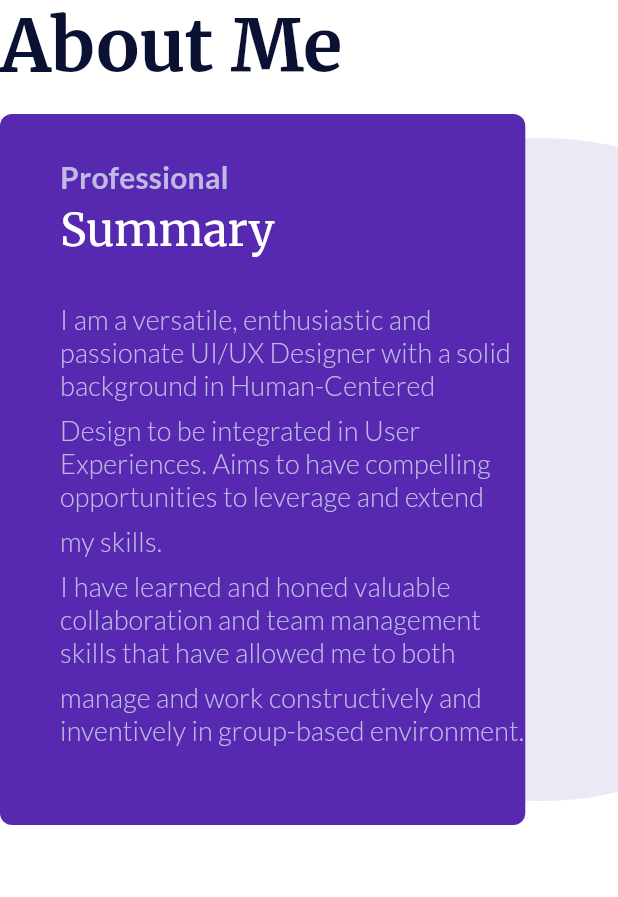
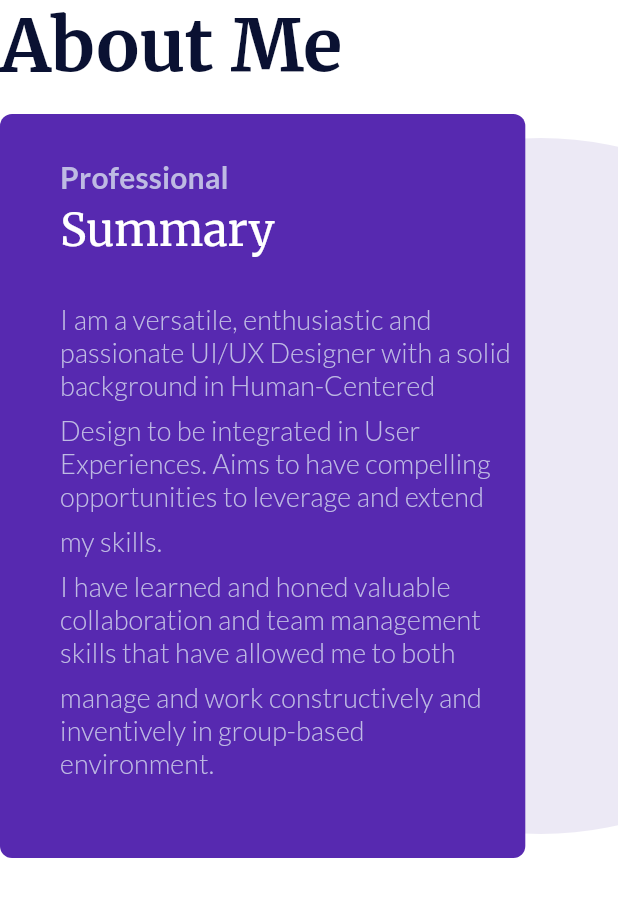
Before and after one commit to david-legend/amor, a Flutter app: the AboutSectionWeb widget shown alone on an empty page, opened directly, on a phone screen of 412 x 824 dp. Shown: the top 897 px of the screen. Run offline on Flutter 3.47's test engine with Material 2 defaults, Android fonts, the phone set to English and light mode, and no system bars; our stand-ins replace auto_route, font_awesome_flutter, google_fonts, responsive_builder.

Commit message:
converted text widgets to selectable texts

```diff
--- a/lib/presentation/pages/home/sections/about_section/about_section_web.dart
+++ b/lib/presentation/pages/home/sections/about_section/about_section_web.dart
@@ -116,27 +116,27 @@ class _AboutSectionWebState extends State<AboutSectionWeb> {
                       child: Column(
                         crossAxisAlignment: CrossAxisAlignment.start,
                         children: [
-                          Text(
+                          SelectableText(
                             StringConst.ABOUT_ME_SUMMARY_1,
                             style: aboutMeTextStyle,
                           ),
                           SpaceH8(),
-                          Text(
+                          SelectableText(
                             StringConst.ABOUT_ME_SUMMARY_2,
                             style: aboutMeTextStyle,
                           ),
                           SpaceH8(),
-                          Text(
+                          SelectableText(
                             StringConst.ABOUT_ME_SUMMARY_3,
                             style: aboutMeTextStyle,
                           ),
                           SpaceH8(),
-                          Text(
+                          SelectableText(
                             StringConst.ABOUT_ME_SUMMARY_4,
                             style: aboutMeTextStyle,
                           ),
                           SpaceH8(),
-                          Text(
+                          SelectableText(
                             StringConst.ABOUT_ME_SUMMARY_5,
                             style: aboutMeTextStyle,
                           ),
--- a/lib/presentation/pages/home/sections/nav_section/nav_section_web.dart
+++ b/lib/presentation/pages/home/sections/nav_section/nav_section_web.dart
@@ -48,7 +48,7 @@ class _NavSectionWebState extends State<NavSectionWeb> {
               child: Row(
                 children: [
                   SizedBox(width: sidePadding),
-                  Text(
+                  SelectableText(
                     StringConst.NAME_ABBREV,
                     style: textTheme.headline3,
                   ),
--- a/lib/presentation/widgets/certification_card.dart
+++ b/lib/presentation/widgets/certification_card.dart
@@ -132,7 +132,7 @@ class _CertificationCardState extends State<CertificationCard>
                         child: Column(
                           children: [
                             Spacer(flex: 1),
-                            Text(
+                            SelectableText(
                               widget.title,
                               textAlign: TextAlign.center,
                               style: widget.titleTextStyle ??
@@ -141,7 +141,7 @@ class _CertificationCardState extends State<CertificationCard>
                                   ),
                             ),
                             SpaceH4(),
-                            Text(
+                            SelectableText(
                               widget.subtitle,
                               textAlign: TextAlign.center,
                               style: widget.subtitleTextStyle ??
@@ -152,7 +152,7 @@ class _CertificationCardState extends State<CertificationCard>
                             ),
                             SpaceH16(),
                             widget.hasActionTitle
-                                ? Text(
+                                ? SelectableText(
                                     widget.actionTitle,
                                     textAlign: TextAlign.center,
                                     style: widget.actionTitleTextStyle ??
--- a/lib/presentation/widgets/nav_item.dart
+++ b/lib/presentation/widgets/nav_item.dart
@@ -34,7 +34,7 @@ class NavItem extends StatelessWidget {
     return InkWell(
       onTap: onTap,
       child: Container(
-        child: Text(
+        child: SelectableText(
           title,
           style: titleStyle ??
               textTheme.bodyText1?.copyWith(
--- a/lib/presentation/widgets/section_title.dart
+++ b/lib/presentation/widgets/section_title.dart
@@ -14,7 +14,7 @@ class SectionTitle extends StatelessWidget {
   @override
   Widget build(BuildContext context) {
     TextTheme textTheme = Theme.of(context).textTheme;
-    return Text(
+    return SelectableText(
       title,
       style: titleStyle ?? textTheme.headline3,
     );
--- a/lib/presentation/widgets/skill_level.dart
+++ b/lib/presentation/widgets/skill_level.dart
@@ -52,7 +52,7 @@ class SkillLevel extends StatelessWidget {
               width: width,
               height: height,
               child: Center(
-                child: Text(
+                child: SelectableText(
                   "$actualSkillLevel%",
                   style: skillLevelStyle ??
                       textTheme.subtitle1?.copyWith(
@@ -81,7 +81,7 @@ class SkillLevel extends StatelessWidget {
             },
           ),
           SpaceH8(),
-          Text(
+          SelectableText(
             skillName,
             style: skillNameTextStyle ??
                 Styles.customTextStyle(
--- a/lib/presentation/widgets/sub_section_title.dart
+++ b/lib/presentation/widgets/sub_section_title.dart
@@ -27,7 +27,7 @@ class SubSectionTitle extends StatelessWidget {
     return Column(
       crossAxisAlignment: crossAxisAlignment,
       children: [
-        Text(
+        SelectableText(
           title,
           style: titleStyle ??
               textTheme.subtitle2?.copyWith(
@@ -36,7 +36,7 @@ class SubSectionTitle extends StatelessWidget {
               ),
         ),
         SpaceH4(),
-        Text(
+        SelectableText(
           subtitle,
           style: subtitleStyle ??
               textTheme.headline6?.copyWith(
```
Also changed, not shown: lib/presentation/pages/home/sections/header_section/header_section_web.dart (+4 -4 lines), lib/presentation/widgets/experience_section.dart (+5 -5 lines), lib/presentation/widgets/experience_tree.dart (+6 -6 lines).
